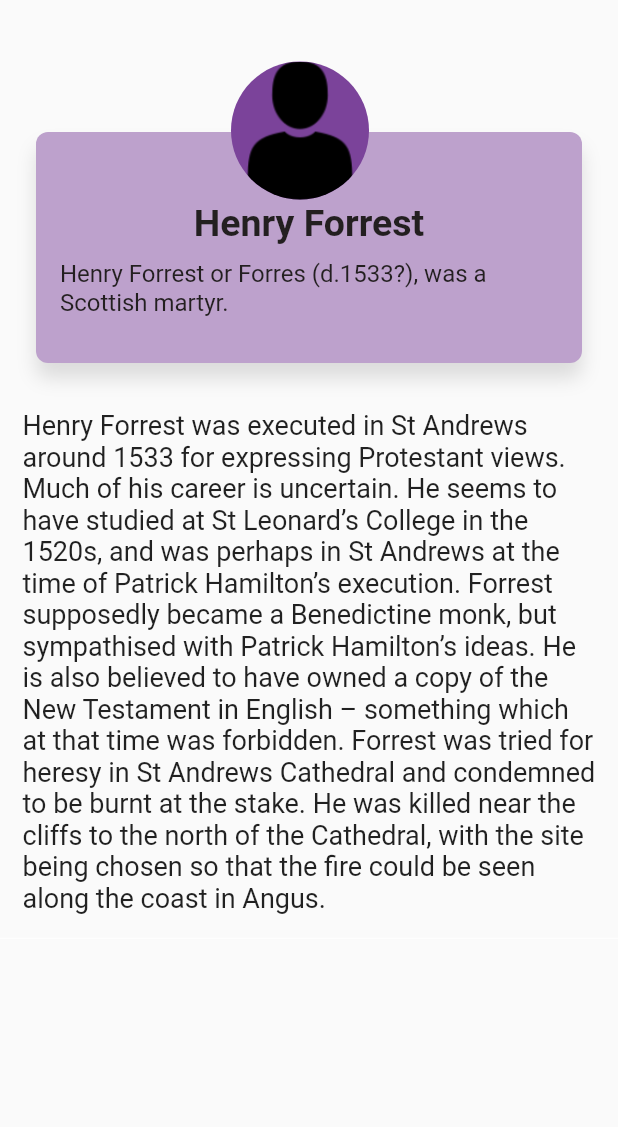
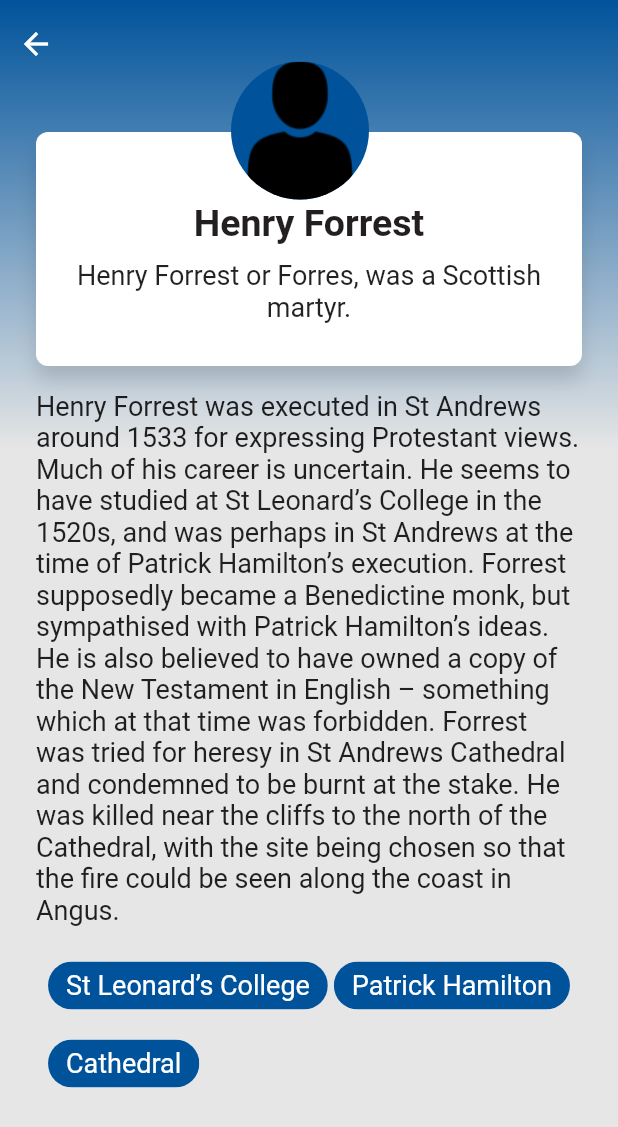
Before and after one commit to diyanapetrova/reformation, a Flutter app: the PeoplePage screen opened by its route, after a tap on "Henry Forrest", on a phone screen of 412 x 824 dp. Shown: the top 1127 px of the screen. Run offline on Flutter 3.47's test engine with Material 2 defaults, Android fonts, the phone set to English and light mode, and no system bars; our stand-ins replace flutter_map, latlong; generated files the repository leaves out were written again; Roboto replaces fonts that are missing (PT Sans).

Commit message:
Sources support

```diff
--- a/lib/common/card.dart
+++ b/lib/common/card.dart
@@ -2,13 +2,15 @@ import 'package:flutter/material.dart';
 import 'package:reformation/common/color_sheme.dart';
 import 'package:reformation/common/text_style.dart';
 import 'package:reformation/model/person.dart';
+import 'package:reformation/model/resource.dart';
+import 'package:reformation/model/source.dart';
 import 'package:reformation/ui/details_page.dart';
 
-class PersonSummary extends StatelessWidget {
-  final Person person;
+class ResourceSummary extends StatelessWidget {
+  final Resource resource;
   final bool horizontal;
 
-  PersonSummary(this.person, this.horizontal);
+  ResourceSummary(this.resource, this.horizontal);
 
   @override
   Widget build(BuildContext context) {
@@ -17,7 +19,8 @@ class PersonSummary extends StatelessWidget {
             ? () {
                 Navigator.push(
                   context,
-                  MaterialPageRoute(builder: (context) => DetailsPage(person)),
+                  MaterialPageRoute(
+                      builder: (context) => DetailsPage(resource)),
                 );
               }
             : null,
@@ -27,15 +30,19 @@ class PersonSummary extends StatelessWidget {
             horizontal: 24.0,
           ),
           child: Stack(
-            children: <Widget>[
-              _card(),
-              _image(),
-            ],
+            children: stack(context),
           ),
         ));
   }
 
-  Widget _image() {
+  List<Widget> stack(BuildContext context) {
+    List<Widget> stack = List();
+    stack.add(_card(context));
+    if (resource is Person) stack.add(_image(resource));
+    return stack;
+  }
+
+  Widget _image(Person person) {
     return Container(
       margin: horizontal
           ? EdgeInsets.symmetric(vertical: 16.0)
@@ -43,7 +50,7 @@ class PersonSummary extends StatelessWidget {
       alignment:
           horizontal ? FractionalOffset.centerLeft : FractionalOffset.center,
       decoration: BoxDecoration(
-          color: Palette.purple,
+          color: Palette.blue,
           shape: BoxShape.circle,
           image: DecorationImage(
             fit: BoxFit.cover,
@@ -54,14 +61,18 @@ class PersonSummary extends StatelessWidget {
     );
   }
 
-  Widget _card() {
+  Widget _card(BuildContext context) {
     return Container(
-      height: horizontal ? 124.0 : 154.0,
-      margin: horizontal
-          ? new EdgeInsets.only(left: 46.0)
-          : new EdgeInsets.only(top: 72.0),
+      height: (!horizontal && (resource is Person)) || resource is Source
+          ? 156.0
+          : 124.0,
+      margin: horizontal && resource is Person
+          ? EdgeInsets.only(left: 46.0)
+          : horizontal && !(resource is Person)
+              ? EdgeInsets.all(0)
+              : EdgeInsets.only(top: 72.0),
       decoration: BoxDecoration(
-        color: Color(0xFFbda1cc),
+        color: Colors.white,
         shape: BoxShape.rectangle,
         borderRadius: BorderRadius.circular(8.0),
         boxShadow: <BoxShadow>[
@@ -72,27 +83,39 @@ class PersonSummary extends StatelessWidget {
           ),
         ],
       ),
-      child: cardContent(),
+      child: cardContent(context),
     );
   }
 
-  Widget cardContent() {
+  Widget cardContent(BuildContext context) {
     return Container(
-//        margin: EdgeInsets.fromLTRB(76.0, 16.0, 16.0, 16.0),
-        margin: new EdgeInsets.fromLTRB(
-            horizontal ? 76.0 : 16.0, horizontal ? 16.0 : 42.0, 16.0, 16.0),
+        margin: EdgeInsets.fromLTRB(
+            horizontal && resource is Person ? 76.0 : 16.0,
+            !horizontal && resource is Person ? 42.0 : 16.0,
+            16.0,
+            16.0),
         constraints: BoxConstraints.expand(),
         child: Column(
-          crossAxisAlignment:
-              horizontal ? CrossAxisAlignment.start : CrossAxisAlignment.center,
+          crossAxisAlignment: horizontal && resource is Person
+              ? CrossAxisAlignment.start
+              : CrossAxisAlignment.center,
           children: <Widget>[
             Container(height: 4.0),
             Text(
-              person.name,
+              resource.name,
               style: Style.headerTextStyle,
+              textAlign: horizontal && resource is Person
+                  ? TextAlign.start
+                  : TextAlign.center,
             ),
-            Container(height: 10.0),
-            Text(person.summary, style: Style.subHeaderTextStyle),
+            Container(height: resource is Source ? 20.0 : 10.0),
+            Text(
+              resource.summary,
+              style: Theme.of(context).textTheme.body1,
+              textAlign: horizontal && resource is Person
+                  ? TextAlign.start
+                  : TextAlign.center,
+            ),
           ],
         ));
   }
--- a/lib/common/color_sheme.dart
+++ b/lib/common/color_sheme.dart
@@ -16,4 +16,13 @@ class Palette {
   static final green = Color(0xFF54b948);
   static final mildGreen = Color(0xFF00853f);
   static final darkGreen = Color(0xFF005953);
+
+  static final background = Color(0xFFe6e6e6);
+
+  static final categoryColors = {
+    "People": purple,
+    "Places": mildGreen,
+    "Timeline": burgundy,
+    "Sources":orange
+  };
 }
--- a/lib/common/things.dart
+++ b/lib/common/things.dart
@@ -1,4 +1,5 @@
 import 'package:flutter/material.dart';
+import 'package:reformation/common/color_sheme.dart';
 import 'package:reformation/main.dart';
 import 'package:reformation/ui/details_page.dart';
 
@@ -12,11 +13,9 @@ class Common {
           paragraph,
           style: Theme.of(context).textTheme.body1,
         ),
-        padding: EdgeInsets.all(15),
       ));
       list.add(Divider(
-        color: Colors.white,
-        height: 3,
+        color: Palette.background,
       ));
     });
     return list;
@@ -24,15 +23,20 @@ class Common {
 
   static Widget references(List<String> references, BuildContext context) {
     return Wrap(
-        spacing: 6.0, // gap between adjacent chips
+        spacing: 4.0, // gap between adjacent chips
         runSpacing: 4.0, // gap between lines
         children: references
             .map((ref) => GestureDetector(
                 child: Chip(
-                    label: Text(
-                  ref,
-                  style: Theme.of(context).textTheme.body1,
-                )),
+                  label: Text(
+                    ref,
+                    style: Theme.of(context)
+                        .textTheme
+                        .body1
+                        .apply(color: Colors.white),
+                  ),
+                  backgroundColor: Palette.blue,
+                ),
                 onTap: () {
                   Navigator.push(
                       context,
--- a/lib/data/places.dart
+++ b/lib/data/places.dart
@@ -8,5 +8,5 @@ const text = [
 
 List<Place> places = [
   const Place("Castle", 56.342248, -2.790009, 'images/places/castle.jpg',
-      'images/icons/place.png', text, []),
+      'images/icons/place.png', text, [], ""),
 ];
--- a/lib/main.dart
+++ b/lib/main.dart
@@ -29,7 +29,7 @@ class MyApp extends StatelessWidget {
         primarySwatch: Colors.blue,
         fontFamily: 'PT Sans',
         textTheme: TextTheme(
-          title: TextStyle(fontSize: 25.0, fontWeight: FontWeight.bold),
+          title: TextStyle(fontSize: 25.0),
           caption: TextStyle(fontSize: 14.0),
           body1: TextStyle(fontSize: 18.0),
         ),
@@ -47,7 +47,6 @@ class MyApp extends StatelessWidget {
 }
 
 void _loadResources(Map<String, Resource> content) {
-
   var peopleRaw = rootBundle.loadString('resources/people.json');
   peopleRaw.then((result) {
     people = _listPeople(result);
@@ -84,3 +83,5 @@ List<Source> _listSources(asset) {
   List<Source> list = data.map((json) => Source.fromJson(json)).toList();
   return list;
 }
+
+//flutter packages pub run build_runner build
--- a/lib/model/person.dart
+++ b/lib/model/person.dart
@@ -7,10 +7,9 @@ part 'person.g.dart';
 class Person extends Resource {
   final String image;
   final List<String> text;
-  final String summary;
   final List<String> references;
 
-  Person(name, this.text, this.summary, this.references, {this.image = "images/people/no_photo.png"}) : super(name);
+  Person(name, this.text,summary, this.references, {this.image = "images/people/no_photo.png"}) : super(name, summary);
   factory Person.fromJson(Map<String, dynamic> json) =>
       _$PersonFromJson(json);
 }
--- a/lib/model/place.dart
+++ b/lib/model/place.dart
@@ -12,8 +12,8 @@ class Place extends Resource {
   final List<String> text;
   final List<String> references;
 
-  const Place(name, this.lat, this.lon, this.image, this.icon, this.text, this.references)
-      : super(name);
+  const Place(name, this.lat, this.lon, this.image, this.icon, this.text, this.references, summary)
+      : super(name, summary);
 
   factory Place.fromJson(Map<String, dynamic> json) => _$PlaceFromJson(json);
 }
--- a/lib/model/resource.dart
+++ b/lib/model/resource.dart
@@ -1,5 +1,6 @@
 class Resource {
   final String name;
+  final String summary;
 
-  const Resource(this.name);
+  const Resource(this.name, this.summary);
 }
--- a/lib/model/source.dart
+++ b/lib/model/source.dart
@@ -9,7 +9,7 @@ class Source extends Resource {
   final List<String> text;
   final String source;
 
-  Source(name, this.introduction, this.source, this.text) : super(name);
+  Source(name, this.introduction, this.source, this.text, summary) : super(name, summary);
 
   factory Source.fromJson(Map<String, dynamic> json) => _$SourceFromJson(json);
 }
--- a/lib/ui/details_page.dart
+++ b/lib/ui/details_page.dart
@@ -1,10 +1,11 @@
 import 'package:flutter/material.dart';
 import 'package:reformation/common/card.dart';
+import 'package:reformation/common/color_sheme.dart';
 import 'package:reformation/common/things.dart';
 import 'package:reformation/model/person.dart';
 import 'package:reformation/model/place.dart';
 import 'package:reformation/model/resource.dart';
-import 'package:reformation/ui/places_page.dart';
+import 'package:reformation/model/source.dart';
 
 class DetailsPage extends StatelessWidget {
   final Resource resource;
@@ -13,39 +14,95 @@ class DetailsPage extends StatelessWidget {
 
   @override
   Widget build(BuildContext context) {
-    Widget content;
+    List<Widget> content;
     if (resource is Person)
-      content = _personDetails(resource, context);
-    else if (resource is Place) content = _placeDetails(resource);
+      content = _personContent(resource, context);
+    else if (resource is Place)
+      content = _placeDetails(resource, context);
+    else if (resource is Source) content = _sourceDetails(resource, context);
 
-    return Scaffold(body: content);
+    return Scaffold(
+        backgroundColor: Palette.background,
+        body: SingleChildScrollView(
+          child: Stack(
+            children: <Widget>[
+              _background(),
+              _backButton(context),
+              ResourceSummary(
+                resource,
+                false,
+              ),
+              Container(
+                child: Column(
+                  children: content,
+                ),
+                padding:
+                    EdgeInsets.only(left: 24, right: 24, top: 260, bottom: 24),
+              )
+            ],
+          ),
+        ));
   }
 
-  Widget _personDetails(Person person, BuildContext context) {
-    return Column(
-      children: _personContent(person, context),
+  Widget _backButton(BuildContext context) {
+    return Container(
+      margin: EdgeInsets.only(top: MediaQuery.of(context).padding.top + 5),
+      child: BackButton(color: Colors.white),
     );
+  }
+
+  Widget _background() {
+    return Container(
+        height: 300,
+        decoration: BoxDecoration(
+          gradient: LinearGradient(
+              colors: [Palette.blue, Palette.background],
+              begin: FractionalOffset.topCenter,
+              end: FractionalOffset.bottomCenter),
+        ));
   }
 
   List<Widget> _personContent(Person person, BuildContext context) {
     List<Widget> list = new List();
-    list.add(
-      PersonSummary(
-        person,
-        false,
-      ),
-    );
+
     list.addAll(Common.transformParagraphsToText(person.text, context));
+
+    list.add(Common.references(person.references, context));
 
     return list;
   }
 
-  Widget _placeDetails(Place place) {
-    return PlaceContent(place);
+  List<Widget> _placeDetails(Place place, BuildContext context) {
+    List<Widget> list = new List();
+
+    list.addAll(Common.transformParagraphsToText(place.text, context));
+
+    list.add(Common.references(place.references, context));
+
+    return list;
   }
 
-  Widget _sourceDetails() {
-    //todo implement source details
-    return null;
+  List<Widget> _sourceDetails(Source source, BuildContext context) {
+    List<Widget> list = new List();
+
+    list.add(Text(source.introduction,
+        style: Theme.of(context)
+            .textTheme
+            .body1
+            .copyWith(fontStyle: FontStyle.italic)));
+
+    list.add(Divider(
+      color: Palette.background,
+    ));
+
+    list.addAll(Common.transformParagraphsToText(source.text, context));
+
+    list.add(Text(source.source,
+        style: Theme.of(context)
+            .textTheme
+            .body1
+            .copyWith(fontWeight: FontWeight.bold)));
+
+    return list;
   }
 }
--- a/lib/ui/people_page.dart
+++ b/lib/ui/people_page.dart
@@ -11,12 +11,12 @@ class PeoplePage extends StatelessWidget {
     return Scaffold(
         appBar: AppBar(
           title: Text(title),
-          backgroundColor: Palette.purple,
+          backgroundColor: Palette.blue,
         ),
         body: SingleChildScrollView(
           child: Column(
               children:
-                  people.map((person) => PersonSummary(person, true)).toList()),
-        ));
+                  people.map((person) => ResourceSummary(person, true)).toList()),
+        ), backgroundColor: Palette.background,);
   }
 }
--- a/resources/people.json
+++ b/resources/people.json
@@ -1,7 +1,7 @@
 [
   {
     "name": "Henry Forrest",
-    "summary": "Henry Forrest or Forres (d.1533?), was a Scottish martyr.",
+    "summary": "Henry Forrest or Forres, was a Scottish martyr.",
     "text": [
       "Henry Forrest was executed in St Andrews around 1533 for expressing Protestant views. Much of his career is uncertain. He seems to have studied at St Leonard’s College in the 1520s, and was perhaps in St Andrews at the time of Patrick Hamilton’s execution. Forrest supposedly became a Benedictine monk, but sympathised with Patrick Hamilton’s ideas. He is also believed to have owned a copy of the New Testament in English – something which at that time was forbidden. Forrest was tried for heresy in St Andrews Cathedral and condemned to be burnt at the stake. He was killed near the cliffs to the north of the Cathedral, with the site being chosen so that the fire could be seen along the coast in Angus."
     ],
--- a/resources/places.json
+++ b/resources/places.json
@@ -5,6 +5,7 @@
     "lon": -2.790009,
     "image": "images/places/castle.jpg",
     "icon": "images/icons/place.png",
+    "summary": "St Andrews Castle was home to the Catholic archbishops of St Andrews.",
     "text": [
       "St Andrews Castle was home to the Catholic archbishops of St Andrews. A number of leading Protestants were imprisoned here before their trials inSt Andrews Cathedral. In March 1546 the Reformist preacher George Wishart was hanged and burned outside the castle, in the presence of Cardinal David Beaton. Slightly over two months later, in May 1546, a group of Fife lairds murdered Cardinal Beaton in revenge for Wishart’s execution. Beaton’s assassins took control of the castle, sparking a year-long siege. The remains of a mine and counter-mine from the siege can still be explored today.",
       "The castle was recaptured by French forces in the summer of 1547, and Catholic control of St Andrews was temporarily re-established. During the 1550s Archbishop John Hamilton ordered major building work to repair damage from the siege. Hamilton created the present day entrance to the castle, which is decorated with his family symbol of the cinquefoil (a flower with five petals).",
@@ -23,6 +24,7 @@
     "lon": -2.787755,
     "image": "images/places/cathedral.jpg",
     "icon": "images/icons/place.png",
+    "summary": "",
     "text": [
       "Before the Reformation St Andrews Cathedral was the largest religious building in Scotland. It housed the relics of St Andrew (the nation’s patron saint), and was the base for the archbishop of St Andrews (the most important churchman in the kingdom). During the early sixteenth century the Cathedral was the scene of major heresy trials. The last person to be tried for heresy in the Cathedral was the Protestant Walter Mylne, who was condemned to death in April 1558. At the time of his trial Mylne was over eighty years old.",
       "A priory of Augustinian canons was attached to the Cathedral. The canons cared for the shrine of St Andrew and undertook the day to day running of the Cathedral church. St Andrews Cathedral Priory had a complicated relationship with religious reform. On the one hand, the priory was a Catholic religious institution which until 1559 publicly upheld Scotland’s traditional church hierarchy. Yet on the other hand, a number of key figures within the Cathedral Priory were personally sympathetic to religious reform. During the 1550s the sub-prior John Winram supported reformist policies within the Catholic church. Following the Reformation Winram played a major role in the establishment of Protestantism in Fife.  Similarly, the prior of St Andrews Cathedral, Lord James Stewart, became one of the most important leaders of the Protestant cause in Scotland during and after the Reformation of 1559.",
@@ -42,6 +44,7 @@
     "lon": -2.789273,
     "image": "images/places/deans_cort.jpg",
     "icon": "images/icons/place.png",
+    "summary": "",
     "text": [
       "Deans Court belonged to the archdeacon of St Andrews – one of the more important churchmen in the diocese of St Andrews. The archdeacon was regarded as the ‘archbishop’s eye’, and was responsible for inspecting parish churches and testing candidates for the priesthood.",
       "In the sixteenth century Deans Court was often referred to as the ‘Archdean’s Inns’ (inn being the traditional term for a large urban residence). The well in the courtyard of the property can be seen on the oldest surviving map of St Andrews (the so-called Geddy Map from about 1580).",
@@ -59,6 +62,7 @@
     "lon": -2.795471,
     "image": "images/places/holy_trinity.jpg",
     "icon": "images/icons/place.png",
+    "summary": "Henry Forrest or Forres, was a Scottish martyr.",
     "text": [
       "The parish church of Holy Trinity was where many of the ordinary residents of St Andrews worshipped. Before the Reformation it housed the altars of the local craft guilds, and about thirty Catholic priests were attached to the church. The priests spent much of their time saying masses for the dead in an effort to speed the souls of pious benefactors through Purgatory (according to Catholic theology the place where souls were ‘purged’ of sin before entering Heaven).",
       "Although founded as a Catholic church, Holy Trinity was the scene of key events in St Andrews’ Reformation. In 1547, during the siege of St Andrews Castle, Holy Trinity became the focus of preaching by Catholics and Protestants, with each side putting forward their interpretation of Christianity. A young John Knox was among the Protestant preachers, and he delivered his first ever public sermon at Holy Trinity – an oration which led some listeners to conclude he would be burnt for heresy!",
```
Also changed, not shown: lib/ui/home_page.dart (+2 -8 lines), lib/ui/places_page.dart (+104 -150 lines), lib/ui/sources_page.dart (+14 -7 lines), lib/ui/timeline_page.dart (+11 -9 lines), resources/sources.json (+13 -7 lines), resources/transform_place.dart (deleted, +0 -62 lines), lib/model/place.g.dart, lib/model/source.g.dart, 1 other file.
